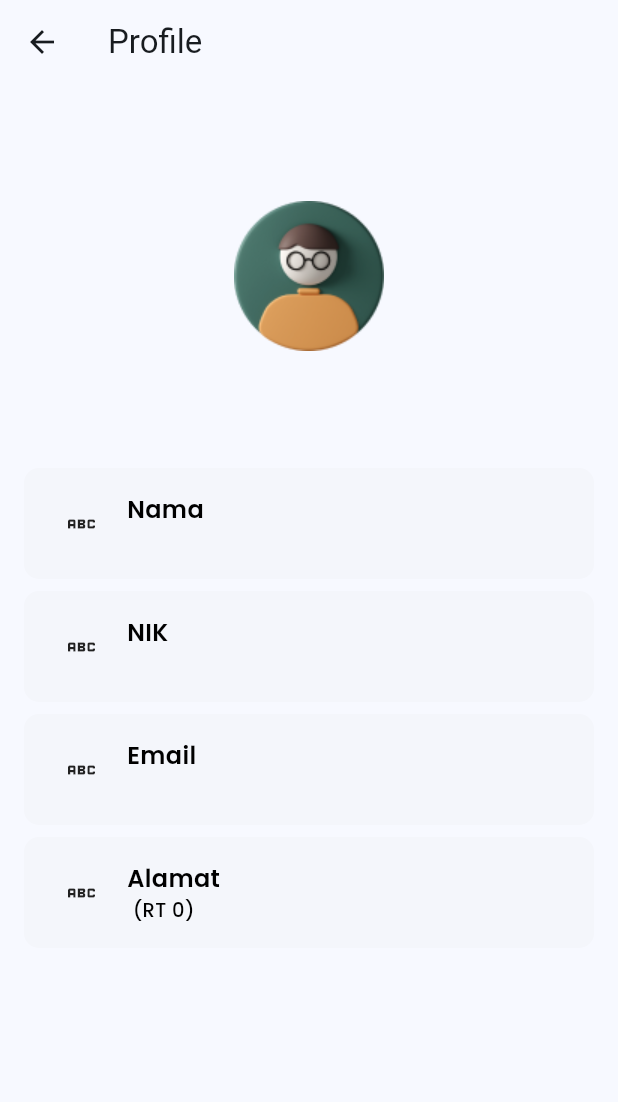
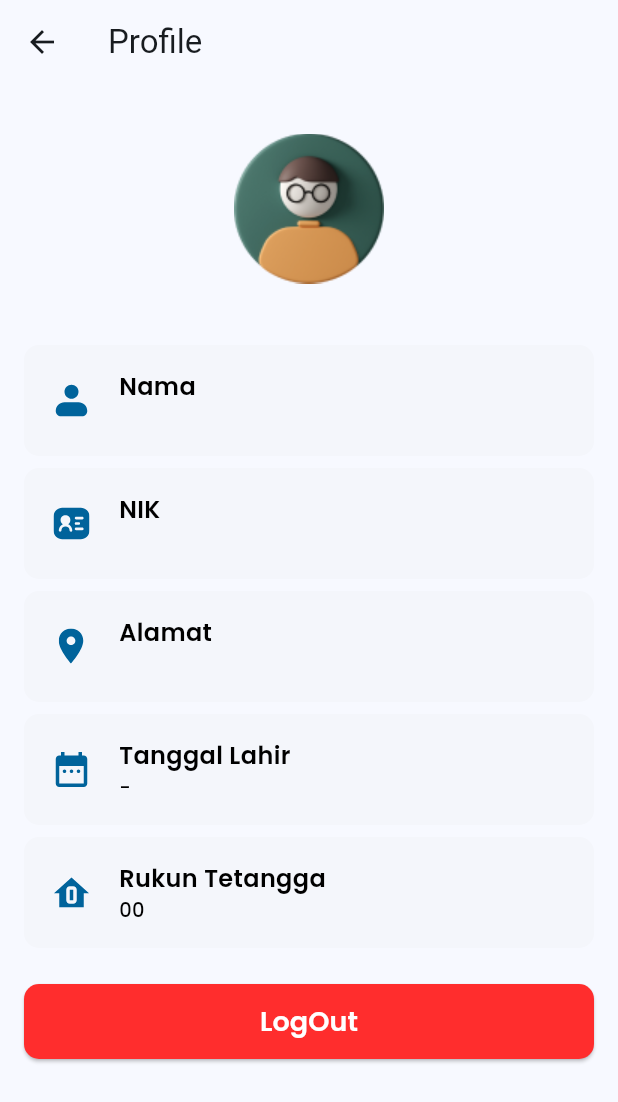
Before and after one commit to Softyan/WAR9A, a Flutter app: the ProfileScreen screen opened directly, on a phone screen of 412 x 824 dp. Shown: the top 1102 px of the screen. Run offline on Flutter 3.47's test engine with Material 3 defaults, Android fonts, the phone set to English and light mode, and no system bars; our stand-ins replace bloc, cached_network_image, carousel_slider, dart_mappable, dotted_border, envied and 11 more; accounts and stored records are empty; generated files the repository leaves out were written again.

Commit message:
feat: added logOut & icon on profile

```diff
--- a/lib/components/button/button.dart
+++ b/lib/components/button/button.dart
@@ -10,16 +10,18 @@ class Button extends ElevatedButton {
   final double? height;
   final double borderRadius;
   final TextStyle? textStyle;
+  final Color? backgroundColor;
   Button(
     this.text, {
     super.key,
     this.newStyle,
     this.elevation,
     this.width,
-    this.height,
+    this.height = 50,
     this.borderRadius = 10,
     required super.onPressed,
     this.textStyle,
+    this.backgroundColor,
   }) : super(
             child: Text(
               text,
@@ -28,7 +30,8 @@ class Button extends ElevatedButton {
             style: newStyle ??
                 ElevatedButton.styleFrom(
                     elevation: elevation,
-                    backgroundColor: War9aColors.primaryColor,
+                    backgroundColor:
+                        backgroundColor ?? War9aColors.primaryColor,
                     fixedSize: width != null && height != null
                         ? Size(width, height)
                         : null,
--- a/lib/repository/profile_repository.dart
+++ b/lib/repository/profile_repository.dart
@@ -8,6 +8,7 @@ import '../utils/export_utils.dart';
 
 abstract class ProfileRepository {
   Future<BaseResult<model.User>> getCurrentUser();
+  Future<BaseResult<void>> logOut();
 }
 
 @Injectable(as: ProfileRepository)
@@ -55,4 +56,17 @@ class ProfileRepositoryImpl implements ProfileRepository {
       return ErrorResult(e.toString());
     }
   }
+
+  @override
+  Future<BaseResult<void>> logOut() async {
+    try {
+      final response = await _auth.signOut();
+      _preferences.clear();
+      return DataResult(response);
+    } on AuthException catch (e) {
+      return ErrorResult(e.message);
+    } catch (e) {
+      return ErrorResult(e.toString());
+    }
+  }
 }
--- a/lib/res/war9a_colors.dart
+++ b/lib/res/war9a_colors.dart
@@ -9,6 +9,7 @@ class War9aColors {
   static Color greyE2 = HexColor('#E2E2E2');
   static Color greyF2 = HexColor('#F2F2F2');
   static Color greyF5 = HexColor('#F5F5F5');
+  static Color red = HexColor('#FF2D2D');
 
   static MaterialColor primary = MaterialColor(
     primaryColor.value,
--- a/lib/screens/login/components/form_login.dart
+++ b/lib/screens/login/components/form_login.dart
@@ -37,6 +37,7 @@ class FormLogin extends StatelessWidget {
                 label: 'Password',
                 validateMode: AutovalidateMode.onUserInteraction,
                 isObscureText: isHiddenPassword,
+                maxLines: 1,
                 suffixIcon: IconButton(
                     onPressed: onViewPassword,
                     icon: Icon(isHiddenPassword
--- a/lib/screens/login/login_screen.dart
+++ b/lib/screens/login/login_screen.dart
@@ -11,7 +11,7 @@ import '../../repository/auth_repository.dart';
 import '../../res/export_res.dart';
 import '../../utils/export_utils.dart';
 import '../form/personal_form_screen.dart';
-import '../home/home_screen.dart';
+import '../main/main_screen.dart';
 import '../register/register_screen.dart';
 import 'components/form_login.dart';
 import 'cubit/login_cubit.dart';
@@ -50,7 +50,7 @@ class _LoginScreenState extends State<LoginScreen> {
           if (state.isSuccess) {
             context.snackbar.showSnackBar(
                 SnackbarWidget(state.message, state: SnackbarState.success));
-            AppRoute.clearAll(const HomeScreen());
+            AppRoute.clearAll(const MainScreen());
           }
           if (state.isError) {
             context.snackbar.showSnackBar(
--- a/lib/screens/main/cubit/main_screen_cubit.dart
+++ b/lib/screens/main/cubit/main_screen_cubit.dart
@@ -25,16 +25,18 @@ class MainScreenCubit extends Cubit<MainScreenState> {
       final session = event.session;
       logger.i("Session: ${session != null}");
 
+      if (event.event == AuthChangeEvent.signedOut) {
+        emit(state.copyWith(
+            statusAuth: StatusAuth.register,
+            message: "You have been logged out"));
+        return;
+      }
+
       if (session == null) {
         emit(state.copyWith(
             statusAuth: StatusAuth.register,
             message: "Your session has expired"));
-      }
-
-      if (event.event == AuthChangeEvent.signedOut) {
-        emit(state.copyWith(
-            statusAuth: StatusAuth.register,
-            message: "You have been logged out"));
+        return;
       }
     });
   }
--- a/lib/screens/main/main_screen.dart
+++ b/lib/screens/main/main_screen.dart
@@ -71,7 +71,7 @@ class _MainScreenState extends State<MainScreen> {
 
   @override
   void dispose() async {
+    super.dispose();
     await _cubit.close();
-    super.dispose();
   }
 }
--- a/lib/screens/profile/components/item_profile.dart
+++ b/lib/screens/profile/components/item_profile.dart
@@ -15,7 +15,7 @@ class ItemProfile extends StatelessWidget {
       padding: const EdgeInsets.only(bottom: 8.0),
       child: Container(
         width: context.mediaSize.width,
-        padding: const EdgeInsets.symmetric(horizontal: 8, vertical: 16),
+        padding: const EdgeInsets.symmetric(vertical: 16),
         decoration: BoxDecoration(
             color: War9aColors.greyE2.withOpacity(0.15),
             borderRadius: const BorderRadius.all(Radius.circular(10))),
@@ -23,7 +23,7 @@ class ItemProfile extends StatelessWidget {
           children: [
             Expanded(
                 child: path != null
-                    ? AssetGenImage(path).image()
+                    ? SvgGenImage(path).svg()
                     : const Icon(Icons.abc)),
             Expanded(
               flex: 5,
--- a/lib/screens/profile/cubit/profile_cubit.dart
+++ b/lib/screens/profile/cubit/profile_cubit.dart
@@ -27,4 +27,17 @@ class ProfileCubit extends Cubit<ProfileState> {
     );
     emit(newState);
   }
+
+  void logOut() async {
+    emit(state.copyWith(statusState: StatusState.loading));
+
+    final result = await _profileRepository.logOut();
+
+    final newState = result.when(
+      result: (data) => state.copyWith(statusState: StatusState.success),
+      error: (message) =>
+          state.copyWith(message: message, statusState: StatusState.failure),
+    );
+    emit(newState);
+  }
 }
--- a/lib/screens/profile/profile_screen.dart
+++ b/lib/screens/profile/profile_screen.dart
@@ -6,6 +6,7 @@ import '../../di/injection.dart';
 import '../../models/item_data_profile.dart';
 import '../../models/user.dart';
 import '../../res/export_res.dart';
+import '../../utils/export_utils.dart';
 import 'components/item_profile.dart';
 import 'cubit/profile_cubit.dart';
 
@@ -32,38 +33,70 @@ class _ProfileScreenState extends State<ProfileScreen> {
       appBar: AppbarWidget(
         "Profile",
         showBackButton: false,
+        backgroundColor: context.backgroundColor,
       ),
-      body: BlocConsumer<ProfileCubit, ProfileState>(
+      body: BlocBuilder<ProfileCubit, ProfileState>(
         bloc: _cubit,
-        listener: (context, state) {},
         builder: (context, state) {
           if (state.isLoading) {
             return const LoadingWidget();
           }
-          return Column(
-            crossAxisAlignment: CrossAxisAlignment.center,
-            children: [
-              Expanded(child: Assets.images.profile.image()),
-              Expanded(
-                  flex: 2,
-                  child: ListWidget(
-                    _dataProfile(state.user),
-                    shrinkWrap: true,
-                    scrollPhysics: const NeverScrollableScrollPhysics(),
-                    padding: const EdgeInsets.symmetric(horizontal: 16),
-                    itemBuilder: (context, item, index) => ItemProfile(dataProfile: item,),
-                  ))
-            ],
+          return ListWidget(
+            _contents,
+            isSeparated: true,
+            padding: const EdgeInsets.symmetric(horizontal: 16, vertical: 8),
+            itemBuilder: (context, item, index) => item,
+            separatorBuilder: (context, item, index) => const SpacerWidget(16),
           );
         },
       ),
     );
   }
 
-  List<ItemDataProfile> _dataProfile(User user) => [
-        ItemDataProfile(title: "Nama", content: user.name),
-        ItemDataProfile(title: "NIK", content: user.nik),
-        ItemDataProfile(title: "Email", content: user.email),
-        ItemDataProfile(title: "Alamat", content: "${user.alamat} (RT ${user.rt})"),
+  List<Widget> get _contents => [
+        SizedBox(
+            width: context.mediaSize.width,
+            height: 150,
+            child: Assets.images.profile.image()),
+        ListWidget(
+          _dataProfile(_cubit.state.user),
+          shrinkWrap: true,
+          scrollPhysics: const NeverScrollableScrollPhysics(),
+          itemBuilder: (context, item, index) => ItemProfile(
+            dataProfile: item,
+          ),
+        ),
+        Button(
+          "LogOut",
+          onPressed: logout,
+          width: context.mediaSize.width,
+          backgroundColor: War9aColors.red,
+          textStyle: War9aTextstyle.blackW600Font16
+              .copyWith(fontSize: 18, color: Colors.white),
+        )
       ];
+
+  List<ItemDataProfile> _dataProfile(User user) {
+    final User(:name, :nik, :alamat, :rt, :birthDay) = user;
+    return [
+      ItemDataProfile(
+          title: "Nama", content: name, path: Assets.icons.icNama.path),
+      ItemDataProfile(
+          title: "NIK", content: nik, path: Assets.icons.icNoKtp.path),
+      ItemDataProfile(
+          title: "Alamat", content: alamat, path: Assets.icons.icAlamat.path),
+      ItemDataProfile(
+          title: "Tanggal Lahir",
+          content: birthDay?.formattedDate(pattern: 'dd MMMM yyyy') ?? '-',
+          path: Assets.icons.icBirthday.path),
+      ItemDataProfile(
+          title: "Rukun Tetangga",
+          content: "0$rt",
+          path: Assets.icons.icRt.path),
+    ];
+  }
+
+  void logout() {
+    _cubit.logOut();
+  }
 }
--- a/lib/screens/register/components/form_register.dart
+++ b/lib/screens/register/components/form_register.dart
@@ -43,6 +43,7 @@ class _FormRegisterState extends State<FormRegister> {
               label: 'Password',
               validateMode: AutovalidateMode.onUserInteraction,
               isObscureText: isHiddenPassword,
+              maxLines: 1,
               suffixIcon: IconButton(
                   onPressed: () {
                     setState(() {
@@ -70,6 +71,7 @@ class _FormRegisterState extends State<FormRegister> {
               'confirm_password',
               label: 'Confirm Password',
               validateMode: AutovalidateMode.onUserInteraction,
+              maxLines: 1,
               isObscureText: isHiddenConfirmPassword,
               suffixIcon: IconButton(
                   onPressed: () {
```
Also changed, not shown: assets/icons/ic_alamat.svg (added), assets/icons/ic_birthday.svg (added), assets/icons/ic_nama.svg (added), assets/icons/ic_no_ktp.svg (added), assets/icons/ic_rt.svg (added).
